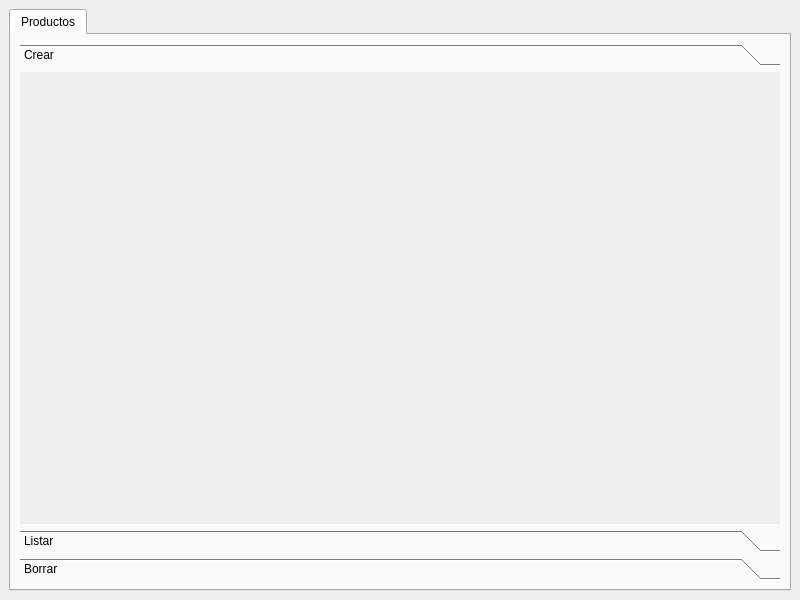
Before: the Qt Designer form ui/Bodega.ui in mendoza/improved-spork, drawn with Qt 5.
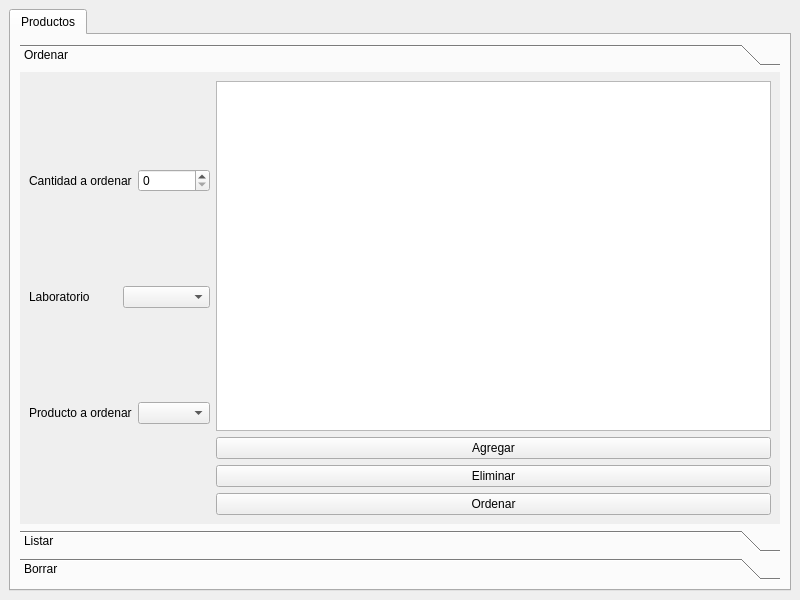
After: the same form once the commit is applied. The open tabs and pages were chosen to show the change.

Patch:
```diff
--- a/ui/Bodega.ui
+++ b/ui/Bodega.ui
@@ -36,12 +36,95 @@
              <x>0</x>
              <y>0</y>
              <width>760</width>
-             <height>469</height>
+             <height>438</height>
             </rect>
            </property>
            <attribute name="label">
-            <string>Crear</string>
+            <string>Ordenar</string>
            </attribute>
+           <layout class="QHBoxLayout" name="horizontalLayout_5">
+            <item>
+             <layout class="QVBoxLayout" name="verticalLayout_4">
+              <item>
+               <layout class="QHBoxLayout" name="horizontalLayout_3">
+                <item>
+                 <widget class="QLabel" name="label_3">
+                  <property name="text">
+                   <string>Cantidad a ordenar</string>
+                  </property>
+                 </widget>
+                </item>
+                <item>
+                 <widget class="QSpinBox" name="cant_spinner"/>
+                </item>
+               </layout>
+              </item>
+              <item>
+               <layout class="QHBoxLayout" name="horizontalLayout">
+                <item>
+                 <widget class="QLabel" name="label">
+                  <property name="text">
+                   <string>Laboratorio</string>
+                  </property>
+                 </widget>
+                </item>
+                <item>
+                 <widget class="QComboBox" name="laboratorio_cb"/>
+                </item>
+               </layout>
+              </item>
+              <item>
+               <layout class="QHBoxLayout" name="horizontalLayout_2">
+                <item>
+                 <widget class="QLabel" name="label_2">
+                  <property name="text">
+                   <string>Producto a ordenar</string>
+                  </property>
+                 </widget>
+                </item>
+                <item>
+                 <widget class="QComboBox" name="producto_cb"/>
+                </item>
+               </layout>
+              </item>
+             </layout>
+            </item>
+            <item>
+             <layout class="QVBoxLayout" name="verticalLayout_3">
+              <property name="spacing">
+               <number>6</number>
+              </property>
+              <item>
+               <layout class="QVBoxLayout" name="verticalLayout_5">
+                <item>
+                 <widget class="QTableWidget" name="carrito_tb"/>
+                </item>
+                <item>
+                 <widget class="QPushButton" name="agregar_bt">
+                  <property name="text">
+                   <string>Agregar</string>
+                  </property>
+                 </widget>
+                </item>
+                <item>
+                 <widget class="QPushButton" name="eliminar_bt">
+                  <property name="text">
+                   <string>Eliminar</string>
+                  </property>
+                 </widget>
+                </item>
+                <item>
+                 <widget class="QPushButton" name="ordenar_bt">
+                  <property name="text">
+                   <string>Ordenar</string>
+                  </property>
+                 </widget>
+                </item>
+               </layout>
+              </item>
+             </layout>
+            </item>
+           </layout>
           </widget>
           <widget class="QWidget" name="page_4">
            <property name="geometry">
```
Left out of the diff: 60 changed lines with no effect on the pictures.
